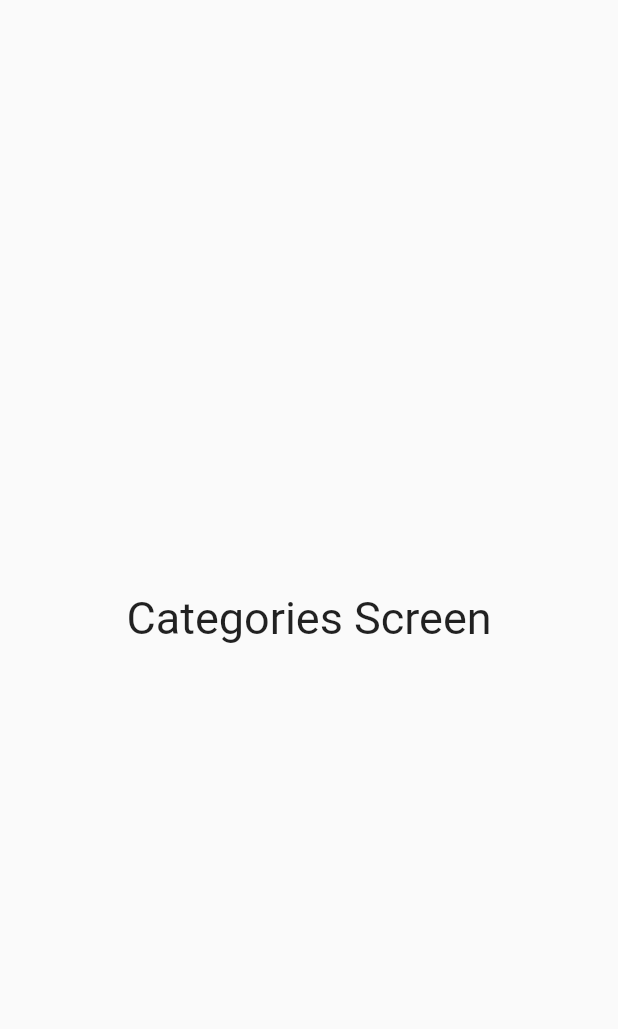
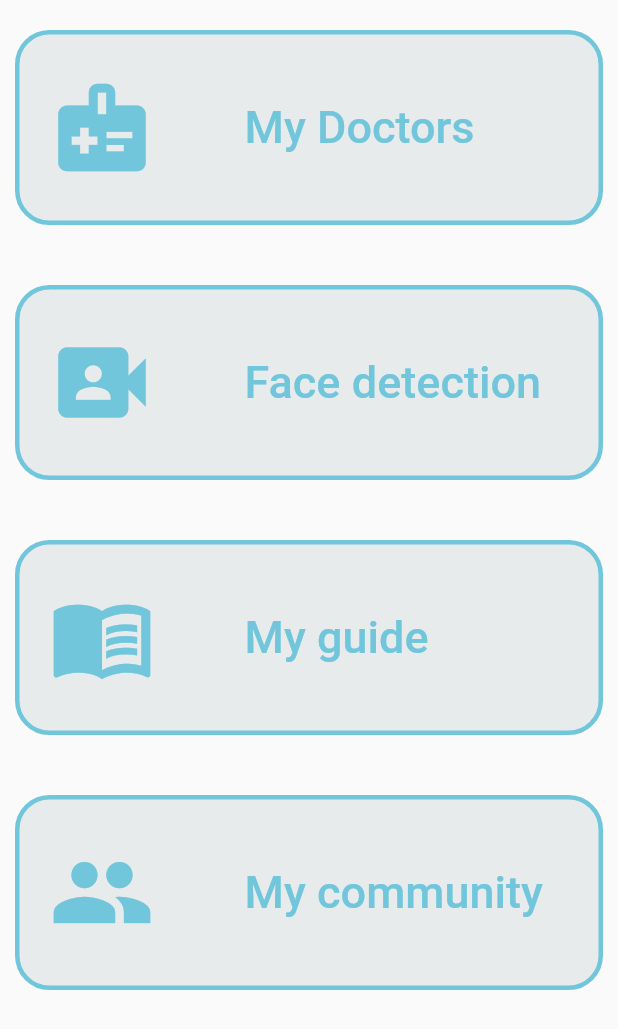
Before and after one commit to Nadineh-dev/Autikid_application, a Flutter app: the CategoriesScreen screen opened directly, on a phone screen of 412 x 824 dp. Shown: the top 1029 px of the screen. Run offline on Flutter 3.47's test engine with Material 2 defaults, Android fonts, the phone set to English and light mode, and no system bars; our stand-ins replace animated_splash_screen, bloc, conditional_builder_null_safety, dio, flutter_bloc, fluttertoast and 1 more; accounts and stored records are empty.

Commit message:
new commit

```diff
--- a/lib/main.dart
+++ b/lib/main.dart
@@ -24,7 +24,6 @@ class AutikidApp extends StatelessWidget {
         routes:{
           HomeScreen.id:(context) {return HomeScreen();}
         } ,
-        title: 'Clean Code',
         debugShowCheckedModeBanner: false,
         home: AnimatedSplashScreen(
             duration: 3000,
--- a/lib/screens/categories_scree.dart
+++ b/lib/screens/categories_scree.dart
@@ -1,12 +1,72 @@
 import 'package:flutter/material.dart';
 import 'package:flutter/src/foundation/key.dart';
 import 'package:flutter/src/widgets/framework.dart';
+import 'package:project2/screens/chat_screen.dart';
+import 'package:project2/screens/face_detecion_screen.dart';
+import 'package:project2/screens/mycommunity_screen.dart';
+import 'package:project2/screens/mydoctors_screen.dart';
+import 'package:project2/screens/myguide_screen.dart';
+import 'package:project2/widgets/category.dart';
 
 class CategoriesScreen extends StatelessWidget {
   const CategoriesScreen({Key? key}) : super(key: key);
 
   @override
   Widget build(BuildContext context) {
-    return Scaffold(body: Center(child: Text("Categories Screen",style: TextStyle(fontSize: 30),)),);
+    return Scaffold(
+      body: Column(
+        children: [
+          DefaultCategory(
+              function:() {
+              Navigator.push(context, MaterialPageRoute(builder: (context){
+                return MyDoctorsScreen();
+              }));
+            },
+              icon: Icon(
+                Icons.medical_information,
+                size: 70,
+                color: Color(0xff71c6db),
+              ),
+              categoryText: "My Doctors"),
+          DefaultCategory(
+              function:() {
+              Navigator.push(context, MaterialPageRoute(builder: (context){
+                return FaceDetectionScreen();
+              }));
+            },
+              icon: Icon(
+                Icons.video_camera_front,
+                size: 70,
+                color: Color(0xff71c6db),
+              ),
+              categoryText: "Face detection"),
+
+          DefaultCategory(
+              function:() {
+              Navigator.push(context, MaterialPageRoute(builder: (context){
+                return MyGuideScreen();
+              }));
+            },
+              icon: Icon(
+                Icons.menu_book,
+                size: 70,
+                color: Color(0xff71c6db),
+              ),
+              categoryText: "My guide"),
+          DefaultCategory(
+              function:() {
+              Navigator.push(context, MaterialPageRoute(builder: (context){
+                return MyCommunityScreen();
+              }));
+            },
+              icon: Icon(
+                Icons.people,
+                size: 70,
+                color: Color(0xff71c6db),
+              ),
+              categoryText: "My community")
+        ],
+      ),
+    );
   }
 }
--- a/lib/screens/home_screen.dart
+++ b/lib/screens/home_screen.dart
@@ -30,7 +30,8 @@ class HomeScreen extends StatelessWidget {
           ),
         ),
       ),
-      bottomNavigationBar: BottomNavigationBar(selectedItemColor:Color(0xff71C6DB) ,
+      bottomNavigationBar: BottomNavigationBar(
+        selectedItemColor:Color(0xff71C6DB) ,
         currentIndex: ShopLoginCubit.get(context).currentIndex,
         onTap: (index){
           ShopLoginCubit.get(context).changeIndex(index);
--- /dev/null
+++ b/lib/widgets/category.dart
@@ -0,0 +1,41 @@
+import 'package:flutter/cupertino.dart';
+import 'package:flutter/material.dart';
+import 'package:flutter/src/foundation/key.dart';
+import 'package:flutter/src/widgets/framework.dart';
+
+class DefaultCategory extends StatelessWidget {
+  DefaultCategory({required this.icon,required this.categoryText,required this.function});
+
+  Icon? icon;
+  String? categoryText;
+  Function()? function;
+
+  @override
+  Widget build(BuildContext context) {
+    return Padding(
+          padding: const EdgeInsets.symmetric(vertical: 20,horizontal: 10),
+          child: GestureDetector(
+            onTap:function ,
+            child: Container(
+              height: 130,
+              width: double.infinity,
+              decoration: BoxDecoration(
+                color: Color(0xffE8EBEB),
+                borderRadius: BorderRadius.circular(23),
+                border: Border.all(color: Color(0xff71c6db),width: 3)
+              ),
+              child: Row(children: [
+                Padding(
+                  padding: const EdgeInsets.only(left: 20),
+                  child: icon
+                ),
+                Padding(
+                  padding: const EdgeInsets.only(left: 60),
+                  child: Text(categoryText!,style: TextStyle(fontSize: 30,color: Color(0xff71c6db),fontWeight: FontWeight.w500),),
+                )
+              ]),
+            ),
+          ),
+        );
+  }
+}
```
Also changed, not shown: lib/screens/chat_screen.dart (+7 -1 lines), lib/screens/face_detecion_screen.dart (added, +29 -0 lines), lib/screens/mycommunity_screen.dart (added, +29 -0 lines), lib/screens/mydoctors_screen.dart (added, +29 -0 lines), lib/screens/myguide_screen.dart (added, +29 -0 lines).
